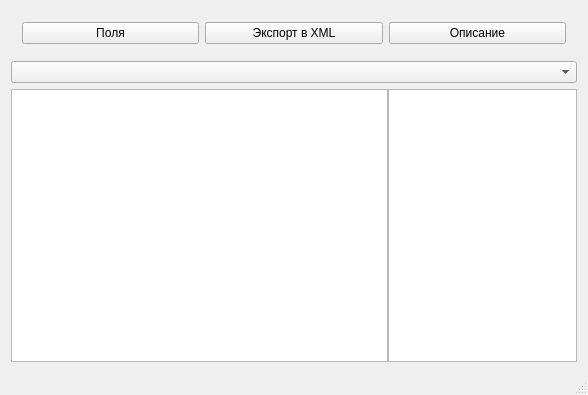
e8tools/tool1cd, file src/gtool1cd/table_data_window.ui: the form before one commit.
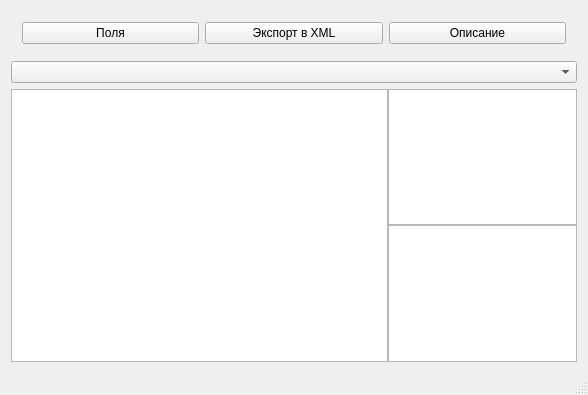
The form after the commit.

Commit message: GUI: просмотр скобочного дерева

```diff
--- a/src/gtool1cd/table_data_window.ui
+++ b/src/gtool1cd/table_data_window.ui
@@ -97,13 +97,46 @@
         </widget>
        </item>
        <item>
-        <widget class="QPlainTextEdit" name="plainTextEdit">
+        <widget class="QFrame" name="frame_3">
          <property name="sizePolicy">
-          <sizepolicy hsizetype="Expanding" vsizetype="Expanding">
+          <sizepolicy hsizetype="Preferred" vsizetype="Preferred">
            <horstretch>1</horstretch>
            <verstretch>0</verstretch>
           </sizepolicy>
          </property>
+         <property name="frameShadow">
+          <enum>QFrame::Plain</enum>
+         </property>
+         <layout class="QVBoxLayout" name="verticalLayout_2">
+          <property name="spacing">
+           <number>0</number>
+          </property>
+          <property name="leftMargin">
+           <number>0</number>
+          </property>
+          <property name="topMargin">
+           <number>0</number>
+          </property>
+          <property name="rightMargin">
+           <number>0</number>
+          </property>
+          <property name="bottomMargin">
+           <number>0</number>
+          </property>
+          <item>
+           <widget class="QPlainTextEdit" name="plainTextEdit">
+            <property name="sizePolicy">
+             <sizepolicy hsizetype="Expanding" vsizetype="Expanding">
+              <horstretch>1</horstretch>
+              <verstretch>0</verstretch>
+             </sizepolicy>
+            </property>
+           </widget>
+          </item>
+          <item>
+           <widget class="QTreeView" name="treeView"/>
+          </item>
+         </layout>
         </widget>
        </item>
       </layout>
```
The commit also changes 6 other files.
